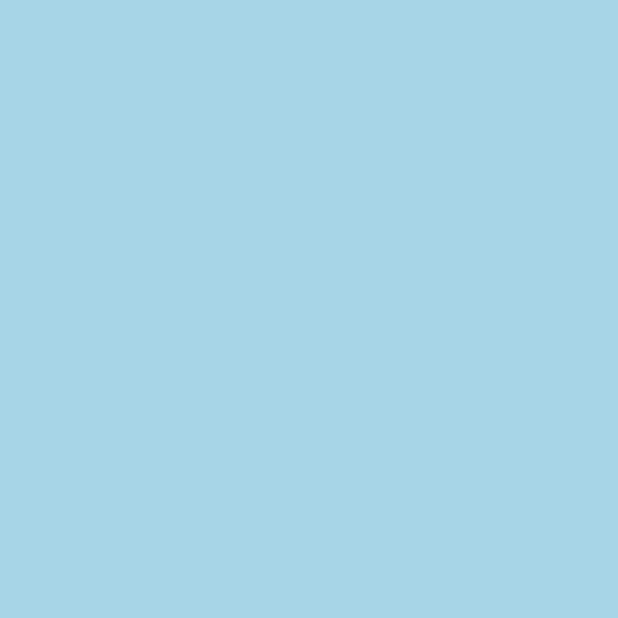
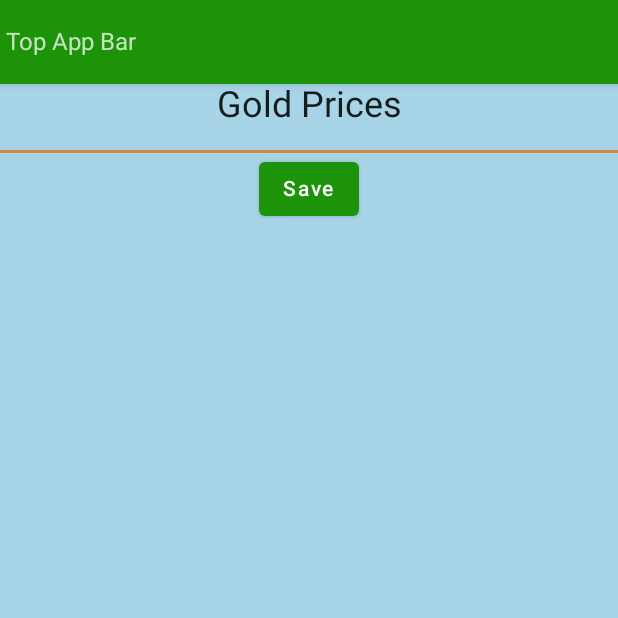
Before and after one commit to JerryApplegarth/WeatherApp, an Android app built with Jetpack Compose: the screen it shows after launch (MainActivity), on a phone screen of 412 x 824 dp, the top half of it. Before the commit the part shown is empty. Run offline under Robolectric (Android 15) with nearby library versions, the phone set to English and light mode, and no system bars; our stand-ins replace Dagger/Hilt's generated code.

Commit message:
1.2 receiving data from api

```diff
--- /dev/null
+++ b/app/src/main/java/com/applecompose/weatherapp/data/DataOrException.kt
@@ -0,0 +1,7 @@
+package com.applecompose.weatherapp.data
+
+class DataOrException<T, Boolean, E:Exception>(
+	var data: T? = null,
+	var loading: kotlin.Boolean? = null,
+	var e: E? = null
+)
--- a/app/src/main/java/com/applecompose/weatherapp/data/di/AppModule.kt
+++ b/app/src/main/java/com/applecompose/weatherapp/data/di/AppModule.kt
@@ -1,4 +1,27 @@
 package com.applecompose.weatherapp.data.di
 
+import com.applecompose.weatherapp.data.network.WeatherApi
+import com.applecompose.weatherapp.presentation.utils.Constants
+import dagger.Module
+import dagger.Provides
+import dagger.hilt.InstallIn
+import dagger.hilt.components.SingletonComponent
+import retrofit2.Retrofit
+import retrofit2.converter.gson.GsonConverterFactory
+
+import javax.inject.Singleton
+
+@Module
+@InstallIn(SingletonComponent::class)
 class AppModule {
+
+	@Provides
+	@Singleton
+	fun provideOpenWeatherApi(): WeatherApi {
+		return Retrofit.Builder()
+			.baseUrl(Constants.BASE_URL)
+			.addConverterFactory(GsonConverterFactory.create())
+			.build()
+			.create(WeatherApi::class.java)
+	}
 }
--- /dev/null
+++ b/app/src/main/java/com/applecompose/weatherapp/data/network/WeatherApi.kt
@@ -0,0 +1,25 @@
+package com.applecompose.weatherapp.data.network
+
+import com.applecompose.weatherapp.data.model.Weather
+import com.applecompose.weatherapp.presentation.utils.Constants
+import retrofit2.http.GET
+import retrofit2.http.Query
+import javax.inject.Singleton
+
+@Singleton
+interface WeatherApi {
+
+	@GET(value = "data/3.0/onecall?lat=43.23&lon=-123.32&appid=0591da9bc5afc7d4ba5f0232b164cb3f")
+	suspend fun getWeather(
+		@Query("lat") lat: String = Constants.LAT,
+		@Query("lon") lon: String = Constants.LON,
+		@Query("appid") appid: String = Constants.API_KEY
+	): Weather
+
+
+
+}
+
+/*
+https://api.openweathermap.org/data/3.0/onecall?lat=43.23&lon=-123.32&appid=0591da9bc5afc7d4ba5f0232b164cb3f
+ */
--- /dev/null
+++ b/app/src/main/java/com/applecompose/weatherapp/domain/repository/WeatherRepository.kt
@@ -0,0 +1,26 @@
+package com.applecompose.weatherapp.domain.repository
+
+import android.content.ContentValues.TAG
+import android.util.Log
+import com.applecompose.weatherapp.data.DataOrException
+import com.applecompose.weatherapp.data.model.Weather
+import com.applecompose.weatherapp.data.network.WeatherApi
+import javax.inject.Inject
+
+class WeatherRepository @Inject constructor(
+	private val api: WeatherApi
+) {
+	suspend fun getWeather(lat: Double, lon: Double): DataOrException<Weather, Boolean, Exception> {
+		val response = try {
+			api.getWeather(lat.toString(), lon.toString())
+
+		}catch (e: Exception){
+			Log.d(TAG, "getWeather: $e")
+			return DataOrException(e = e)
+		}
+		return DataOrException(data = response)
+
+
+
+	}
+}
--- a/app/src/main/java/com/applecompose/weatherapp/navigation/navigation/WeatherNavigation.kt
+++ b/app/src/main/java/com/applecompose/weatherapp/navigation/navigation/WeatherNavigation.kt
@@ -1,6 +1,7 @@
 package com.applecompose.weatherapp.navigation.navigation
 
 import androidx.compose.runtime.Composable
+import androidx.hilt.navigation.compose.hiltViewModel
 import androidx.navigation.compose.NavHost
 import androidx.navigation.compose.composable
 import androidx.navigation.compose.rememberNavController
@@ -8,6 +9,7 @@ import com.applecompose.weatherapp.navigation.screen.Screen
 import com.applecompose.weatherapp.presentation.screens.about.AboutScreen
 import com.applecompose.weatherapp.presentation.screens.favorites.FavoritesScreen
 import com.applecompose.weatherapp.presentation.screens.main.MainScreen
+import com.applecompose.weatherapp.presentation.screens.main.MainViewModel
 import com.applecompose.weatherapp.presentation.screens.search.SearchScreen
 import com.applecompose.weatherapp.presentation.screens.settings.SettingsScreen
 
@@ -17,8 +19,10 @@ fun WeatherNavigation() {
 	NavHost(
 		navController = navController,
 		startDestination = Screen.MainScreen.route) {
+
 		composable(Screen.MainScreen.route) {
-			MainScreen(navController = navController)
+			val mainViewModel = hiltViewModel<MainViewModel>()
+			MainScreen(navController = navController, mainViewModel = hiltViewModel())
 		}
 		composable(Screen.AboutScreen.route) {
 			AboutScreen(navController = navController)
--- a/app/src/main/java/com/applecompose/weatherapp/presentation/screens/main/MainScreen.kt
+++ b/app/src/main/java/com/applecompose/weatherapp/presentation/screens/main/MainScreen.kt
@@ -1,9 +1,65 @@
 package com.applecompose.weatherapp.presentation.screens.main
 
+import androidx.compose.foundation.layout.*
+import androidx.compose.material.*
 import androidx.compose.runtime.Composable
+import androidx.compose.runtime.produceState
+import androidx.compose.ui.Alignment
+import androidx.compose.ui.Modifier
+import androidx.compose.ui.unit.dp
+import androidx.compose.ui.unit.sp
 import androidx.navigation.NavController
+import com.applecompose.weatherapp.data.DataOrException
+import com.applecompose.weatherapp.data.model.Weather
 
 @Composable
-fun MainScreen(navController: NavController) {
+fun MainScreen(navController: NavController, mainViewModel: MainViewModel) {
+
+	Column(
+				modifier = Modifier
+					.fillMaxSize(),
+				horizontalAlignment = Alignment.CenterHorizontally,
+				verticalArrangement = Arrangement.Top
+				)
+
+			{
+				TopAppBar(modifier = Modifier.fillMaxWidth()) {
+					Text(text = "Top App Bar",
+						fontSize = 16.sp
+						)
+
+				}
+				Text(
+					text = "Gold Prices",
+					fontSize = 24.sp,
+					)
+				Spacer(modifier = Modifier.height(16.dp))
+				Divider(thickness = 2.dp, color = MaterialTheme.colors.primaryVariant)
+				Button(
+					onClick = {  }) {
+					Text(text = "Save")
+
+				}
+				ShowData(mainViewModel)
+			}
+
 
 }
+
+@Composable
+fun ShowData(mainViewModel: MainViewModel) {
+
+	val weatherData = produceState<DataOrException<Weather, Boolean, Exception>>(
+		initialValue = DataOrException(loading = true)) {
+		value = mainViewModel.getWeatherData(42.44, -123.44)
+	}.value
+
+	if (weatherData.loading == true) {
+		CircularProgressIndicator()
+
+	}else if (weatherData.data != null) {
+		Text(text = "Main Screen: lat: ${weatherData.data!!.lat}, lon: ${weatherData.data!!.lon}")
+	}
+
+
+}
--- /dev/null
+++ b/app/src/main/java/com/applecompose/weatherapp/presentation/screens/main/MainViewModel.kt
@@ -0,0 +1,24 @@
+package com.applecompose.weatherapp.presentation.screens.main
+
+import androidx.lifecycle.ViewModel
+import com.applecompose.weatherapp.data.DataOrException
+import com.applecompose.weatherapp.data.model.Weather
+import com.applecompose.weatherapp.domain.repository.WeatherRepository
+import dagger.hilt.android.lifecycle.HiltViewModel
+import javax.inject.Inject
+
+@HiltViewModel
+class MainViewModel @Inject constructor(
+	private val repository: WeatherRepository
+):ViewModel()  {
+
+	suspend fun getWeatherData(lat: Double, lon: Double): DataOrException<Weather, Boolean, Exception> {
+		return repository.getWeather(lat, lon)
+	}
+
+
+
+
+
+
+}
--- /dev/null
+++ b/app/src/main/java/com/applecompose/weatherapp/presentation/utils/Constants.kt
@@ -0,0 +1,12 @@
+package com.applecompose.weatherapp.presentation.utils
+
+object Constants {
+	const val BASE_URL = "https://api.openweathermap.org/"
+	const val API_KEY = "0591da9bc5afc7d4ba5f0232b164cb3f"
+	const val END_POINT = "data/3.0/onecall?lat=43.23&lon=-123.32&appid="
+	const val LAT = "lat=43.23"
+	const val LON = "lon=-123.32"
+}
+/*
+https://api.openweathermap.org/data/3.0/onecall?lat=43.23&lon=-123.32&appid=0591da9bc5afc7d4ba5f0232b164cb3f
+ */
--- a/app/src/main/java/com/applecompose/weatherapp/ui/theme/Color.kt
+++ b/app/src/main/java/com/applecompose/weatherapp/ui/theme/Color.kt
@@ -7,7 +7,7 @@ val Purple500 = Color(0xFF6200EE)
 val Purple700 = Color(0xFF3700B3)
 val Teal200 = Color(0xFF03DAC5)
 
-val DkRedPrimary = Color(0xFFf22233)
+val DkRedPrimary = Color(0xFF1D930A)
 val BlueSecondary = Color(0xFF4666a6)
 val LtBlue = Color(0xFF32a9d9)
 val YellowOrange = Color(0xFFd9ba23)
--- a/app/src/main/res/values/colors.xml
+++ b/app/src/main/res/values/colors.xml
@@ -8,6 +8,6 @@
     <color name="black">#FF000000</color>
     <color name="white">#FFFFFFFF</color>
 
-    <color name="dark_red">#FFf22233</color>
+    <color name="dark_red">#FF1D930A</color>
 
 </resources>
```
Also changed, not shown: 1 other file.
